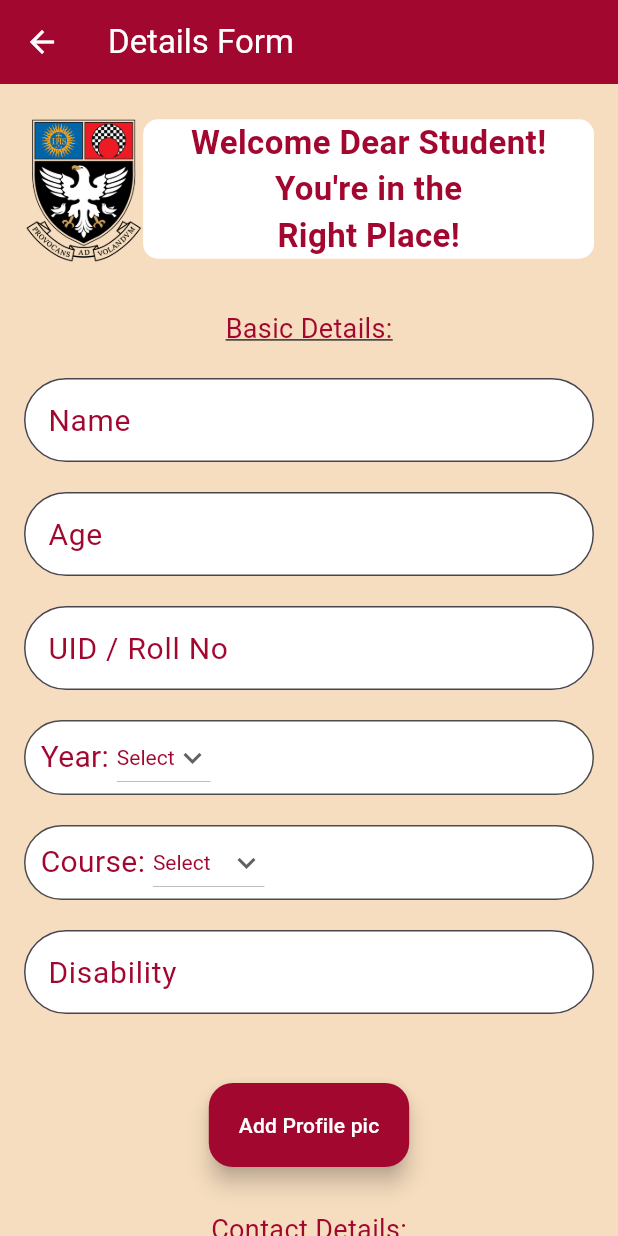
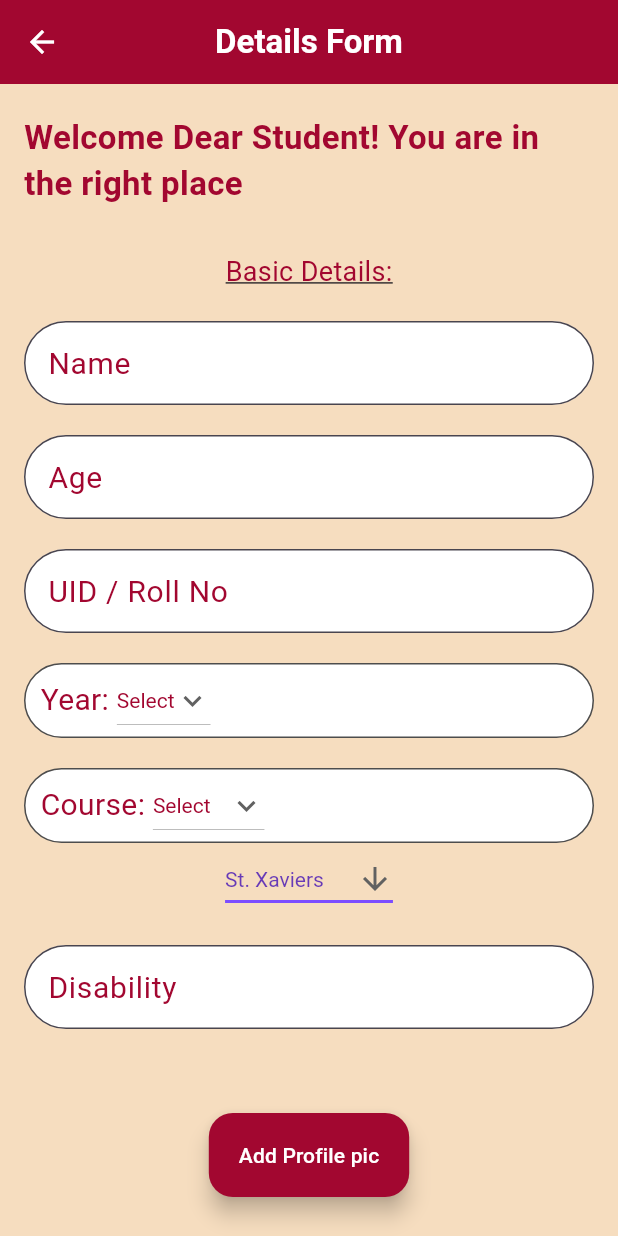
Before and after one commit to Jerry-britto/Inscribe, a Flutter app: the swdDetailsForm screen opened directly with empty values, on a phone screen of 412 x 824 dp. Run offline on Flutter 3.47's test engine with Material 3 defaults, Android fonts, the light colour scheme and no system bars; our stand-ins replace cloud_firestore, date_field, firebase_auth, firebase_core, firebase_storage, image_picker and 1 more; accounts and stored records are empty.

Commit message:
modifed swd details ui and added streambuilder to requests pages

```diff
--- a/main/lib/api/requestApi.dart
+++ b/main/lib/api/requestApi.dart
@@ -16,7 +16,8 @@ class RequestApi {
 
   Future<void> findScribe(
       String examType, String subject, String examDate, String swdEmail) async {
-    SwdData = await getSwdData(swdEmail) as Map<String, dynamic>;
+    // SwdData = await getSwdData(swdEmail) as Map<String, dynamic>;
+    SwdData = await getSwdData(swdEmail);
     print(
         "Your examtype is ${examType} and your subject is ${subject} and date is ${examDate}");
     print(SwdData);
--- a/main/lib/screens/details_pages/swd_details.dart
+++ b/main/lib/screens/details_pages/swd_details.dart
@@ -5,6 +5,8 @@ import 'package:flutter/material.dart';
 import 'package:cloud_firestore/cloud_firestore.dart';
 import 'package:image_picker/image_picker.dart';
 import 'package:main/screens/home/swd/swd_home.dart';
+
+import '../../components/Input/Dropdown.dart';
 
 class swdDetailsForm extends StatefulWidget {
   const swdDetailsForm({super.key, required this.emailText});
@@ -58,6 +60,7 @@ class _swdDetailsFormState extends State<swdDetailsForm> {
   ];
 
   var _validationMessage = "";
+  var collegeName = "";
 
   dropDownValidate() {
     setState(() {
@@ -92,10 +95,15 @@ class _swdDetailsFormState extends State<swdDetailsForm> {
       print("Failed to add details : $error");
     });
   }
+ void getCollegeName(college){
+    setState(() {
+      collegeName = college;
+    });
+    print("College selected $collegeName");
+  }
 
   @override
   Widget build(BuildContext context) {
-    double width = MediaQuery.sizeOf(context).width;
     return Scaffold(
       appBar: AppBar(
         leading: BackButton(
@@ -106,10 +114,9 @@ class _swdDetailsFormState extends State<swdDetailsForm> {
         ),
         title: const Text(
           "Details Form",
-          style: TextStyle(
-            color: Colors.white,
+          style: TextStyle(color: Colors.white, fontWeight: FontWeight.bold),
         ),
-        ),
+        centerTitle: true,
         backgroundColor: const Color.fromRGBO(162, 7, 48, 1),
       ),
       body: Container(
@@ -131,45 +138,47 @@ class _swdDetailsFormState extends State<swdDetailsForm> {
                     Row(
                       mainAxisAlignment: MainAxisAlignment.spaceEvenly,
                       children: [
-                        SizedBox(
-                          height: 100,
-                          child: Image.asset(
-                            "assets/images/xaviers_logo.png",
-                          ),
-                        ),
-                        Expanded(
-                          child: Container(
-                            decoration: BoxDecoration(
-                              borderRadius: BorderRadius.circular(10),
-                              color: Colors.white,
-                            ),
-                            child: const Column(
-                              children: <Widget>[
-                                Center(
-                                  child: Text("Welcome Dear Student!",
+                        // SizedBox(
+                        //   height: 100,
+                        //   child: Image.asset(
+                        //     "assets/images/xaviers_logo.png",
+                        //   ),
+                        // ),
+                        Flexible(
+                          child: Center(
+                            child: Text(
+                                "Welcome Dear Student! You are in the right place",
                                 style: TextStyle(
                                     fontSize: 22,
                                     color: Color.fromRGBO(162, 7, 48, 1),
                                     fontWeight: FontWeight.bold)),
                           ),
-                                Center(
-                                  child: Text("You're in the",
-                                      style: TextStyle(
-                                          fontSize: 22,
-                                          color: Color.fromRGBO(162, 7, 48, 1),
-                                          fontWeight: FontWeight.bold)),
                         ),
-                                Center(
-                                  child: Text("Right Place!",
-                                      style: TextStyle(
-                                          fontSize: 22,
-                                          color: Color.fromRGBO(162, 7, 48, 1),
-                                          fontWeight: FontWeight.bold)),
-                                ),
-                              ],
-                            ),
-                          ),
-                        ),
+                        // const Column(
+                        //   children: <Widget>[
+                        //     Center(
+                        //       child: Text("Welcome Dear Student!",
+                        //           style: TextStyle(
+                        //               fontSize: 22,
+                        //               color: Color.fromRGBO(162, 7, 48, 1),
+                        //               fontWeight: FontWeight.bold)),
+                        //     ),
+                        //     Center(
+                        //       child: Text("You're in the",
+                        //           style: TextStyle(
+                        //               fontSize: 22,
+                        //               color: Color.fromRGBO(162, 7, 48, 1),
+                        //               fontWeight: FontWeight.bold)),
+                        //     ),
+                        //     Center(
+                        //       child: Text("Right Place!",
+                        //           style: TextStyle(
+                        //               fontSize: 22,
+                        //               color: Color.fromRGBO(162, 7, 48, 1),
+                        //               fontWeight: FontWeight.bold)),
+                        //     ),
+                        //   ],
+                        // ),
                       ],
                     ),
 
@@ -361,10 +370,9 @@ class _swdDetailsFormState extends State<swdDetailsForm> {
                                 child: Text(year_items),
                               );
                             }).toList(),
-                                    onChanged: (String? value) => setState(
-                                        () => _yearValue = value.toString()),
+                            onChanged: (String? value) =>
+                                setState(() => _yearValue = value.toString()),
                           ),
-
                         ],
                       ),
                     ),
@@ -395,8 +403,7 @@ class _swdDetailsFormState extends State<swdDetailsForm> {
                                 color: Color.fromRGBO(162, 7, 48, 1)),
                             value: _courseValue,
                             icon: const Icon(Icons.keyboard_arrow_down),
-                              items:
-                                  _yearValue == "FYJC" || _yearValue == "SYJC"
+                            items: _yearValue == "FYJC" || _yearValue == "SYJC"
                                 ? courseItems2.map((String items) {
                                     return DropdownMenuItem(
                                       value: items,
@@ -409,13 +416,14 @@ class _swdDetailsFormState extends State<swdDetailsForm> {
                                       child: Text(items),
                                     );
                                   }).toList(),
-                              onChanged: (String? value) => setState(
-                                  () => _courseValue = value.toString()),
+                            onChanged: (String? value) =>
+                                setState(() => _courseValue = value.toString()),
                             //validator: (value) => value == "Select" ? ' Please Select a Valid Option' : null,
                           ),
                         ],
                       ),
                     ),
+                            Dropdown(onSelected: getCollegeName),
 
                     const SizedBox(
                       height: 20,
@@ -461,6 +469,8 @@ class _swdDetailsFormState extends State<swdDetailsForm> {
                     const SizedBox(
                       height: 10,
                     ),
+
+                    const SizedBox(height: 10,),
                     Container(
                       padding: const EdgeInsets.all(9),
                       child: Row(
--- a/main/lib/screens/login/forgot_password.dart
+++ b/main/lib/screens/login/forgot_password.dart
@@ -40,7 +40,7 @@ class _ForgotPasswordScreenState extends State<ForgotPasswordScreen> {
       appBar: AppBar(
         title: const Text(
           "Forgot Password",
-          style: TextStyle(color: Colors.white),
+          style: TextStyle(color: Colors.white,fontWeight: FontWeight.bold),
         ),
         centerTitle: true,
         backgroundColor: const Color.fromRGBO(162, 7, 48, 1),
```
Also changed, not shown: main/lib/screens/home/scribe/scribe_view_requests.dart (+127 -69 lines), main/lib/screens/home/swd/swd_requests.dart (+149 -99 lines). Lines whose indentation alone changed are shown as unchanged.
